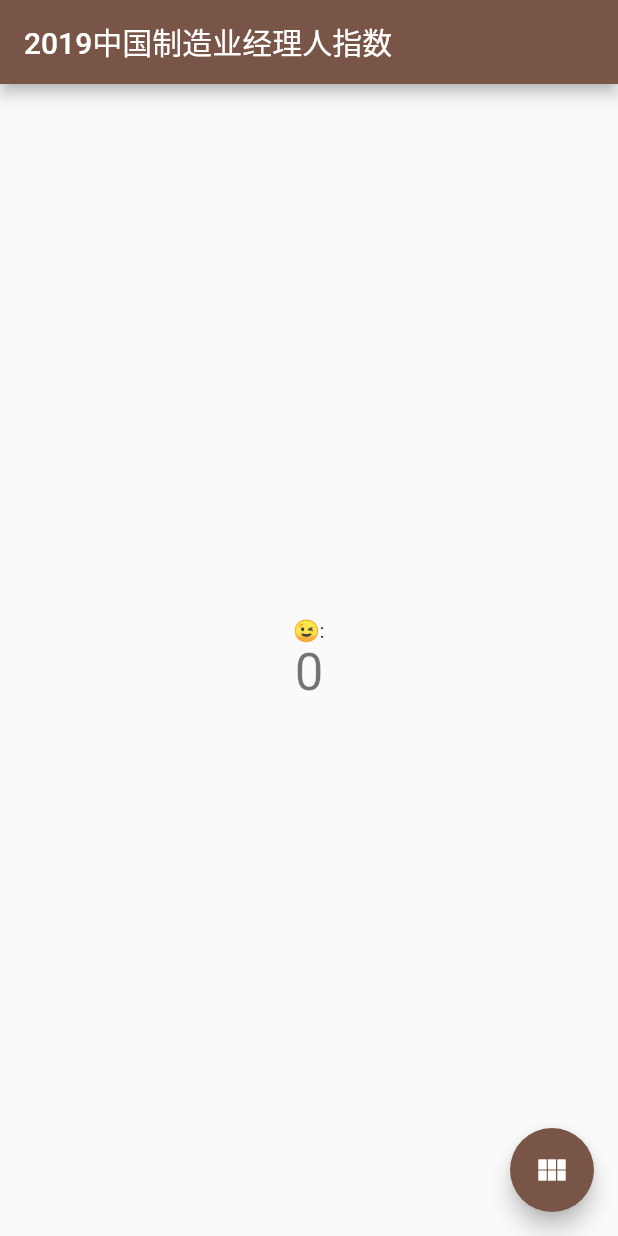
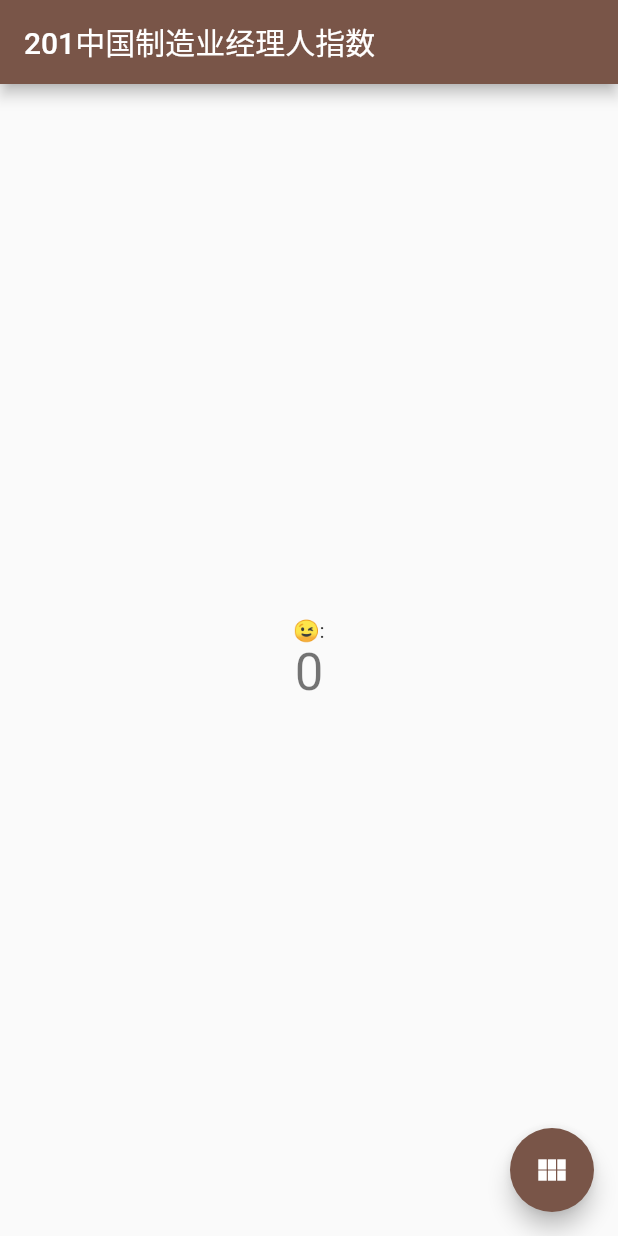
Before and after one commit to PuzoLiang/FUTY, a Flutter app: the screen it shows after launch, on a phone screen of 412 x 824 dp. Run offline on Flutter 3.47's test engine with Material 2 defaults, Android fonts, the phone set to English and light mode, and no system bars.

Commit message:
edit somethings

```diff
--- a/lib/main.dart
+++ b/lib/main.dart
@@ -20,7 +20,7 @@ class MyApp extends StatelessWidget {
         // is not restarted.
         primarySwatch: Colors.brown,
       ),
-      home: MyHomePage(title: '2019中国制造业经理人指数'),
+      home: MyHomePage(title: '201中国制造业经理人指数'),
     );
   }
 }
--- a/pubspec.yaml
+++ b/pubspec.yaml
@@ -19,6 +19,7 @@ dependencies:
   # The following adds the Cupertino Icons font to your application.
   # Use with the CupertinoIcons class for iOS style icons.
   cupertino_icons: ^0.1.2
+  video_player: ^0.8.0
 
 dev_dependencies:
   flutter_test:
```
Also changed, not shown: 5 other files.
